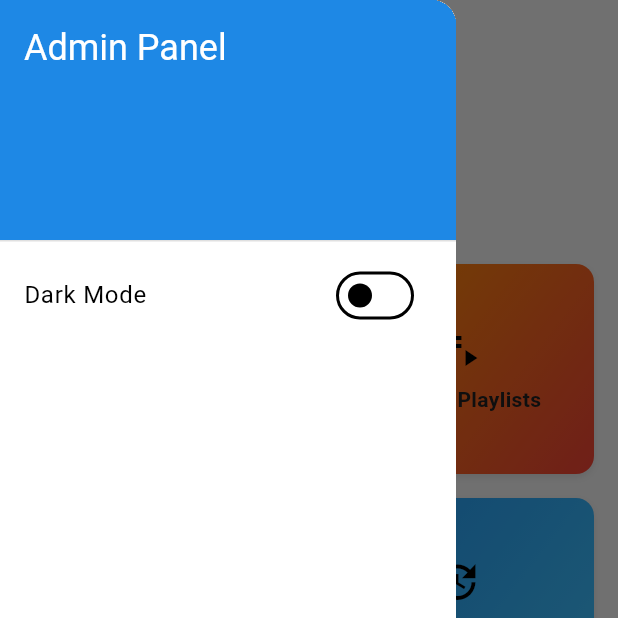
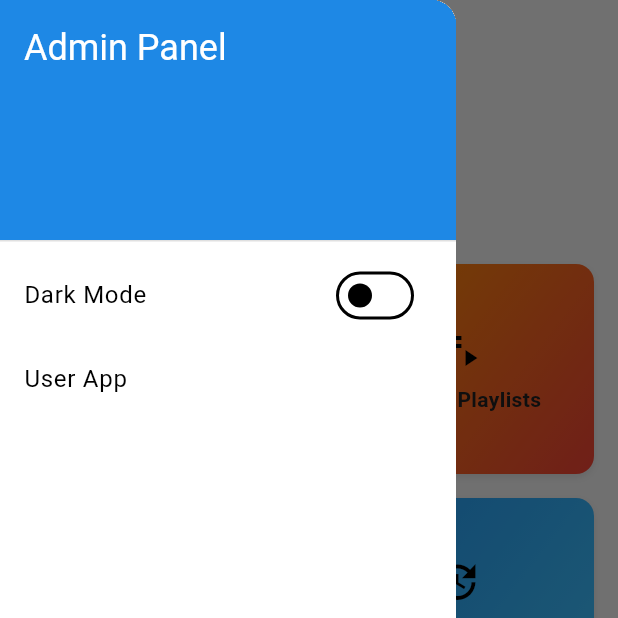
Before and after one commit to Wasim-Zaman/selc, a Flutter app: the AdminDashboardScreen screen opened directly, with the side drawer open, on a phone screen of 412 x 824 dp, the top half of it. Run offline on Flutter 3.47's test engine with Material 3 defaults, Android fonts, the phone set to English and light mode, and no system bars; our stand-ins replace cached_network_image, carousel_slider, cloud_firestore, firebase_auth, firebase_core, flutter_bloc and 4 more; accounts and stored records are empty.

```diff
--- a/lib/view/screens/admin/dashboard/admin_dashboard_screen.dart
+++ b/lib/view/screens/admin/dashboard/admin_dashboard_screen.dart
@@ -4,7 +4,9 @@ import 'package:flutter/material.dart';
 import 'package:provider/provider.dart';
 import 'package:selc/providers/theme_provider.dart';
 import 'package:selc/services/auth/auth_admin_service.dart';
+import 'package:selc/utils/navigation.dart';
 import 'package:selc/view/screens/admin/dashboard/notes/admin_notes_categories_screen.dart';
+import 'package:selc/view/screens/user/dashboard/dashboard_screen.dart';
 import 'package:selc/view/widgets/grid_item.dart';
 
 class AdminDashboardScreen extends StatelessWidget {
@@ -95,13 +97,22 @@ class AdminDashboardScreen extends StatelessWidget {
               ),
             ),
             ListTile(
-              title: Text('Dark Mode'),
+              title: const Text('Dark Mode'),
               trailing: Switch(
                 value: themeProvider.themeMode == ThemeMode.dark,
                 onChanged: (value) {
                   themeProvider.toggleTheme();
                 },
               ),
+            ),
+            ListTile(
+              title: const Text('User App'),
+              onTap: () {
+                Navigations.pushAndRemoveUntil(
+                  context,
+                  const DashboardScreen(),
+                );
+              },
             ),
             // ... other drawer items
           ],
```
